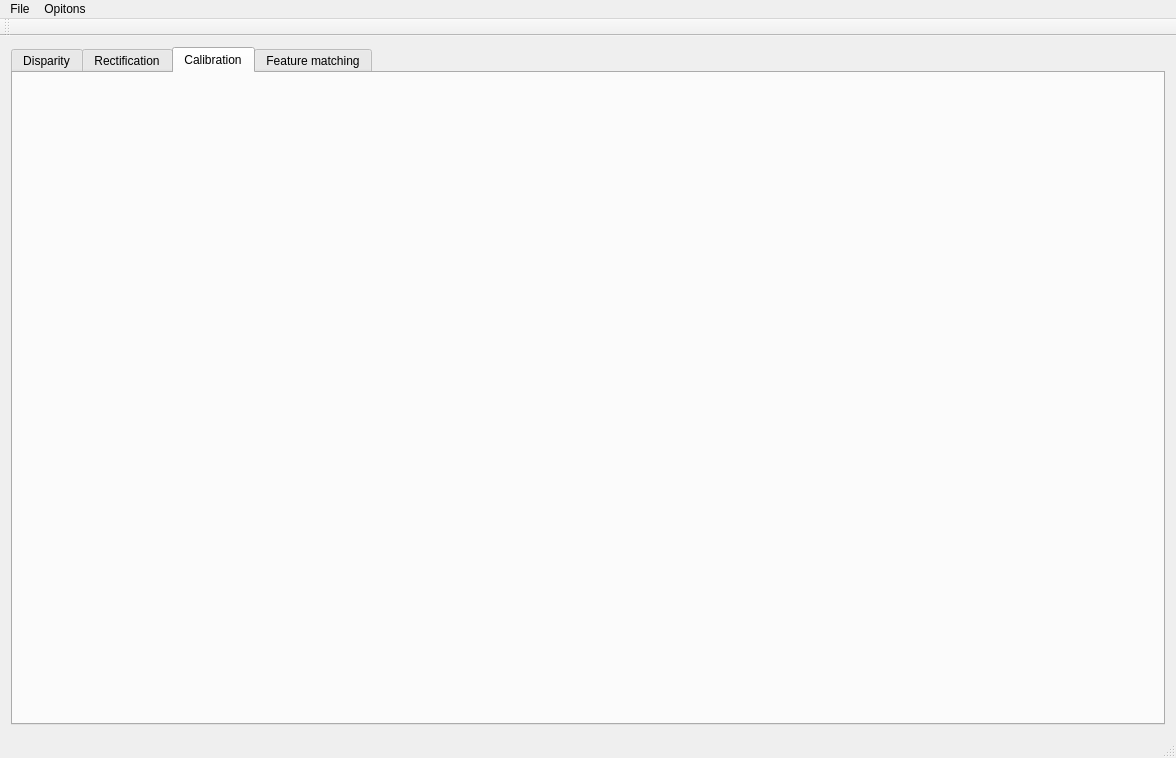
DzikiBorsuk/praca-inzynierska, file qtsrc/mainwindow.ui: the form before one commit.
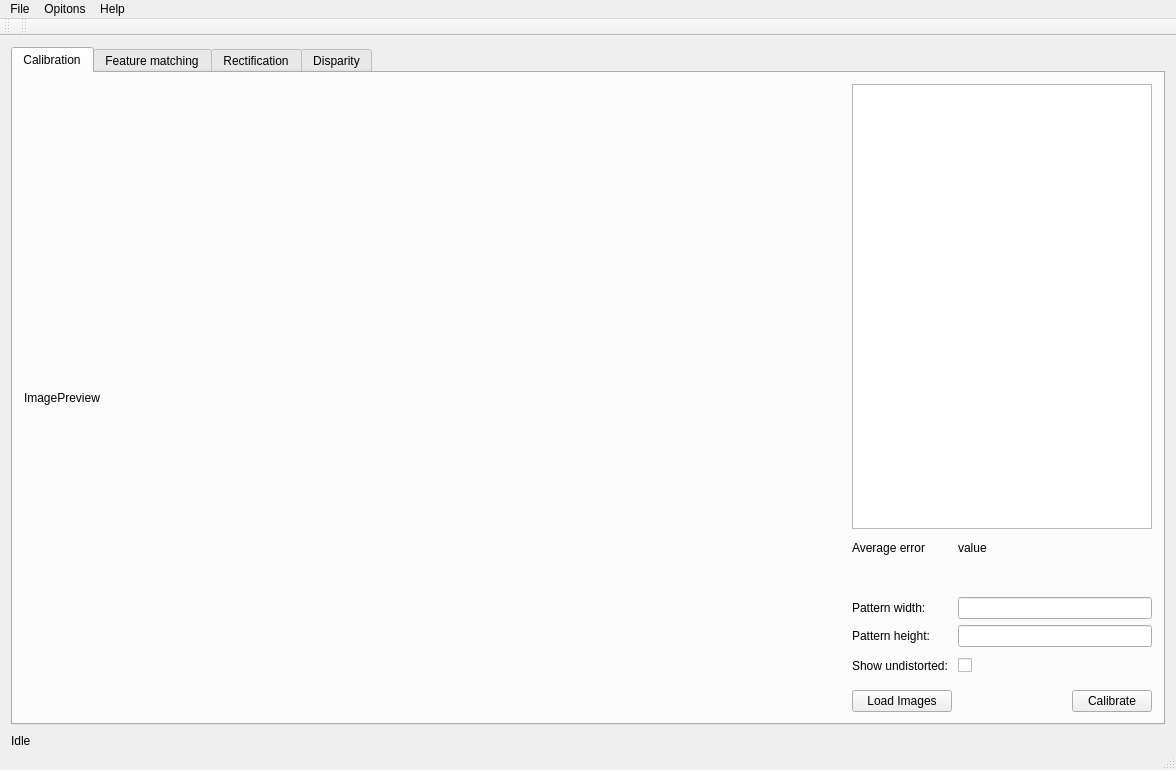
The form after the commit. The open tabs and pages were chosen to show the change.

Commit message: calibration gui alpha

What changed in the file:
```diff
--- a/qtsrc/mainwindow.ui
+++ b/qtsrc/mainwindow.ui
@@ -14,12 +14,194 @@
    <string>MainWindow</string>
   </property>
   <widget class="QWidget" name="centralWidget">
-   <layout class="QGridLayout" name="gridLayout_2">
-    <item row="0" column="0">
+   <property name="minimumSize">
+    <size>
+     <width>0</width>
+     <height>0</height>
+    </size>
+   </property>
+   <layout class="QVBoxLayout" name="verticalLayout">
+    <property name="spacing">
+     <number>9</number>
+    </property>
+    <property name="sizeConstraint">
+     <enum>QLayout::SetDefaultConstraint</enum>
+    </property>
+    <property name="bottomMargin">
+     <number>0</number>
+    </property>
+    <item>
      <widget class="QTabWidget" name="tabWidget">
       <property name="currentIndex">
        <number>0</number>
       </property>
+      <widget class="QWidget" name="tab_calibration">
+       <attribute name="title">
+        <string>Calibration</string>
+       </attribute>
+       <layout class="QVBoxLayout" name="verticalLayout_2">
+        <item>
+         <layout class="QGridLayout" name="gridLayout">
+          <item row="7" column="5">
+           <spacer name="horizontalSpacer">
+            <property name="orientation">
+             <enum>Qt::Horizontal</enum>
+            </property>
+            <property name="sizeHint" stdset="0">
+             <size>
+              <width>40</width>
+              <height>20</height>
+             </size>
+            </property>
+           </spacer>
+          </item>
+          <item row="7" column="4">
+           <widget class="QPushButton" name="button_loadImages">
+            <property name="text">
+             <string>Load Images</string>
+            </property>
+           </widget>
+          </item>
+          <item row="7" column="6">
+           <widget class="QPushButton" name="button_calibrate">
+            <property name="text">
+             <string>Calibrate</string>
+            </property>
+           </widget>
+          </item>
+          <item row="4" column="4">
+           <widget class="QLabel" name="label_patternHeight">
+            <property name="text">
+             <string>Pattern height:</string>
+            </property>
+           </widget>
+          </item>
+          <item row="5" column="4">
+           <widget class="QLabel" name="label_showUndistorted">
+            <property name="minimumSize">
+             <size>
+              <width>0</width>
+              <height>25</height>
+             </size>
+            </property>
+            <property name="text">
+             <string>Show undistorted: </string>
+            </property>
+           </widget>
+          </item>
+          <item row="4" column="5" colspan="2">
+           <widget class="QLineEdit" name="lineEdit_patternHeight">
+            <property name="sizePolicy">
+             <sizepolicy hsizetype="Preferred" vsizetype="Fixed">
+              <horstretch>0</horstretch>
+              <verstretch>0</verstretch>
+             </sizepolicy>
+            </property>
+           </widget>
+          </item>
+          <item row="5" column="5">
+           <widget class="QCheckBox" name="checkBox_showUndistorted">
+            <property name="text">
+             <string/>
+            </property>
+           </widget>
+          </item>
+          <item row="0" column="4" colspan="3">
+           <widget class="QTableWidget" name="tableWidget_imagesList">
+            <property name="minimumSize">
+             <size>
+              <width>300</width>
+              <height>0</height>
+             </size>
+            </property>
+           </widget>
+          </item>
+          <item row="3" column="5" colspan="2">
+           <widget class="QLineEdit" name="lineEdit_patternWidth">
+            <property name="sizePolicy">
+             <sizepolicy hsizetype="Preferred" vsizetype="Fixed">
+              <horstretch>0</horstretch>
+              <verstretch>0</verstretch>
+             </sizepolicy>
+            </property>
+           </widget>
+          </item>
+          <item row="2" column="5">
+           <spacer name="verticalSpacer">
+            <property name="orientation">
+             <enum>Qt::Vertical</enum>
+            </property>
+            <property name="sizeType">
+             <enum>QSizePolicy::Fixed</enum>
+            </property>
+            <property name="sizeHint" stdset="0">
+             <size>
+              <width>20</width>
+              <height>25</height>
+             </size>
+            </property>
+           </spacer>
+          </item>
+          <item row="3" column="4">
+           <widget class="QLabel" name="label_patternWidth">
+            <property name="text">
+             <string>Pattern width:</string>
+            </property>
+           </widget>
+          </item>
+          <item row="0" column="3" rowspan="8">
+           <widget class="QLabel" name="label_CalibrationImagePreviev">
+            <property name="sizePolicy">
+             <sizepolicy hsizetype="Expanding" vsizetype="Expanding">
+              <horstretch>1</horstretch>
+              <verstretch>0</verstretch>
+             </sizepolicy>
+            </property>
+            <property name="minimumSize">
+             <size>
+              <width>800</width>
+              <height>600</height>
+             </size>
+            </property>
+            <property name="text">
+             <string>ImagePreview</string>
+            </property>
+           </widget>
+          </item>
+          <item row="1" column="4">
+           <widget class="QLabel" name="label_avgRepError">
+            <property name="minimumSize">
+             <size>
+              <width>0</width>
+              <height>25</height>
+             </size>
+            </property>
+            <property name="text">
+             <string>Average error</string>
+            </property>
+           </widget>
+          </item>
+          <item row="1" column="5" colspan="2">
+           <widget class="QLabel" name="label_avgRepError_value">
+            <property name="text">
+             <string>value</string>
+            </property>
+           </widget>
+          </item>
+         </layout>
+        </item>
+       </layout>
+      </widget>
+      <widget class="QWidget" name="tab_fetureMatching">
+       <attribute name="title">
+        <string>Feature matching</string>
+       </attribute>
+      </widget>
+      <widget class="QWidget" name="tab_rectification">
+       <attribute name="title">
+        <string>Rectification</string>
+       </attribute>
+      </widget>
       <widget class="QWidget" name="tab_disparity">
        <attribute name="title">
         <string>Disparity</string>
@@ -316,21 +498,13 @@
         </item>
        </layout>
       </widget>
-      <widget class="QWidget" name="tab_rectification">
-       <attribute name="title">
-        <string>Rectification</string>
-       </attribute>
-      </widget>
-      <widget class="QWidget" name="tab_calibration">
-       <attribute name="title">
-        <string>Calibration</string>
-       </attribute>
-      </widget>
-      <widget class="QWidget" name="tab_fetureMatching">
-       <attribute name="title">
-        <string>Feature matching</string>
-       </attribute>
-      </widget>
+     </widget>
+    </item>
+    <item>
+     <widget class="QLabel" name="label_status">
+      <property name="text">
+       <string>Idle</string>
+      </property>
      </widget>
     </item>
    </layout>
@@ -354,8 +528,14 @@
      <string>Opitons</string>
     </property>
    </widget>
+   <widget class="QMenu" name="menuHelp">
+    <property name="title">
+     <string>Help</string>
+    </property>
+   </widget>
    <addaction name="menuFile"/>
    <addaction name="menuOpitons"/>
+   <addaction name="menuHelp"/>
   </widget>
   <widget class="QToolBar" name="mainToolBar">
    <property name="enabled">
@@ -375,6 +555,27 @@
    </attribute>
   </widget>
   <widget class="QStatusBar" name="statusBar"/>
+  <widget class="QToolBar" name="toolBar">
+   <property name="windowTitle">
+    <string>toolBar</string>
+   </property>
+   <attribute name="toolBarArea">
+    <enum>TopToolBarArea</enum>
+   </attribute>
+   <attribute name="toolBarBreak">
+    <bool>false</bool>
+   </attribute>
+  </widget>
+  <action name="actionSave_camera_params">
+   <property name="text">
+    <string>Save camera params</string>
+   </property>
+  </action>
+  <action name="actionLoad_camera_params">
+   <property name="text">
+    <string>Load camera params</string>
+   </property>
+  </action>
  </widget>
  <layoutdefault spacing="6" margin="11"/>
  <resources/>
```
Left out of the diff: 27 changed lines with no effect on the pictures. The commit also changes 5 other files.
